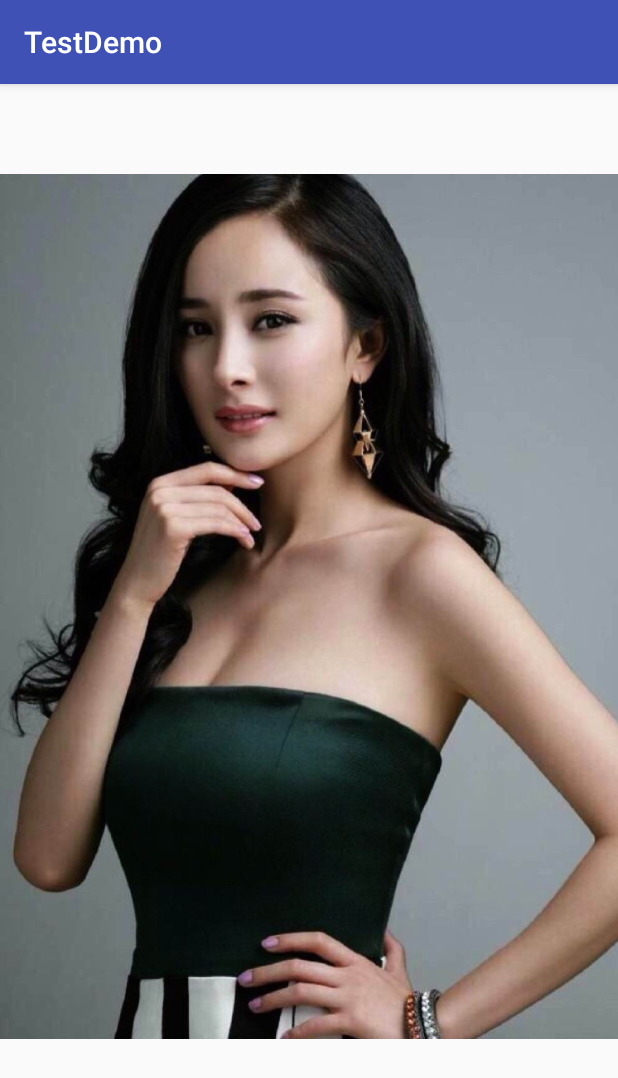
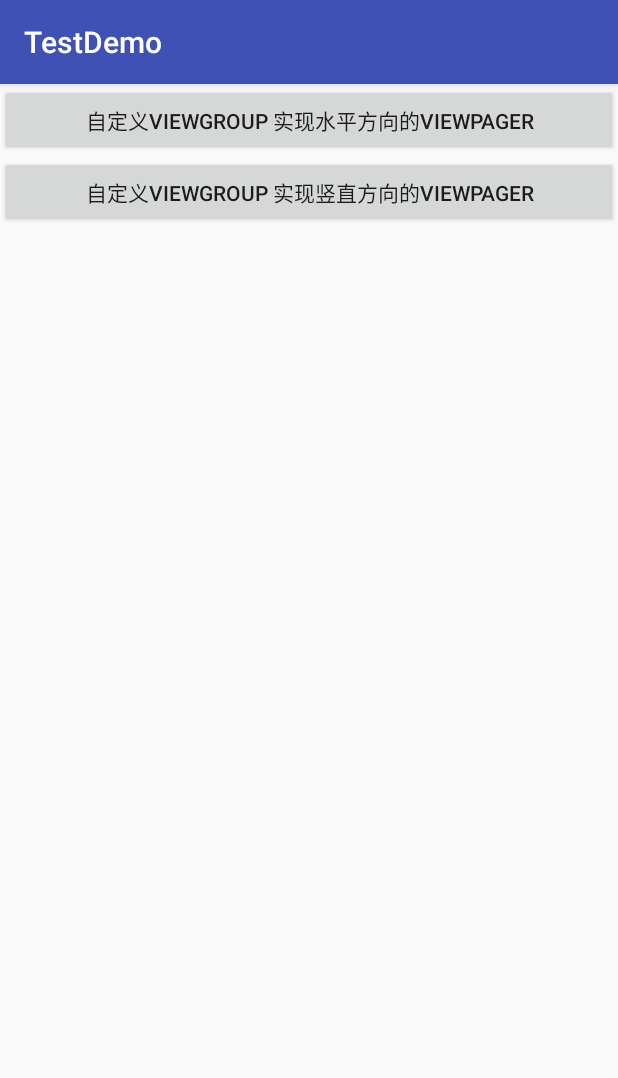
Before and after one commit to NavyLegend/TestDemo, an Android app: the CustomViewPager screen opened directly, with no data from a screen before it, on a phone screen of 412 x 824 dp. Shown: the top 1078 px of the screen. Run offline under Robolectric (Android 15) with nearby library versions, the phone set to English and light mode, and no system bars.

Commit message:
自定义View

```diff
--- a/app/src/main/AndroidManifest.xml
+++ b/app/src/main/AndroidManifest.xml
@@ -43,7 +43,9 @@
         <activity android:name=".gradienttitlebar.GradientTitleBarActivity" />
         <activity android:name=".viewpagergallery.ViewPagerGallery" />
         <activity android:name=".viewpagergallery.MagicViewPager" />
-        <activity android:name=".customviewpager.CustomViewPager"></activity>
+        <activity android:name=".customviewpager.CustomViewPager" />
+        <activity android:name=".customviewpager.CustomHorizontalActivity" />
+        <activity android:name=".customviewpager.CustomVerticalActivity"></activity>
     </application>
 
 </manifest>
--- a/app/src/main/java/common/jlt/com/testdemo/customviewpager/CustomView.java
+++ b/app/src/main/java/common/jlt/com/testdemo/customviewpager/CustomHorizontalView.java
@@ -12,7 +12,7 @@ import android.widget.Scroller;
  * Created by Administrator on 2017/3/28.
  */
 
-public class CustomView extends ViewGroup{
+public class CustomHorizontalView extends ViewGroup{
     private int lastX;
     private int lastY;
     private int currentIndex = 0; //当前子元素
@@ -21,17 +21,17 @@ public class CustomView extends ViewGroup{
     private VelocityTracker tracker;    //增加速度检测,如果速度比较快的话,就算没有滑动超过一半的屏幕也可以
     private int lastInterceptX=0;
     private int lastInterceptY=0;
-    public CustomView(Context context) {
+    public CustomHorizontalView(Context context) {
         super(context);
         init();
     }
 
-    public CustomView(Context context, AttributeSet attrs) {
+    public CustomHorizontalView(Context context, AttributeSet attrs) {
         super(context, attrs);
         init();
     }
 
-    public CustomView(Context context, AttributeSet attrs, int defStyleAttr) {
+    public CustomHorizontalView(Context context, AttributeSet attrs, int defStyleAttr) {
         super(context, attrs, defStyleAttr);
         init();
     }
--- a/app/src/main/java/common/jlt/com/testdemo/customviewpager/CustomViewPager.java
+++ b/app/src/main/java/common/jlt/com/testdemo/customviewpager/CustomViewPager.java
@@ -1,29 +1,46 @@
 package common.jlt.com.testdemo.customviewpager;
 
+import android.content.Intent;
 import android.os.Bundle;
 import android.support.v7.app.AppCompatActivity;
-import android.widget.ImageView;
+import android.view.View;
+import android.widget.Button;
 
 import common.jlt.com.testdemo.R;
 
 /**
  * 自定义view来实现ViewPager效果
  */
-public class CustomViewPager extends AppCompatActivity {
+public class CustomViewPager extends AppCompatActivity implements View.OnClickListener {
 
-    private CustomView container;
-    private int[] imageRes={R.mipmap.pic_1,R.mipmap.pic_2,R.mipmap.pic_6,R.mipmap.pic_4,R.mipmap.pic_5};
+    private Button button1;
+    private Button button2;
 
     @Override
     protected void onCreate(Bundle savedInstanceState) {
         super.onCreate(savedInstanceState);
         setContentView(R.layout.activity_custom_view_pager);
-        container = ((CustomView) findViewById(R.id.container));
-        for (int i = 0; i <imageRes.length ; i++) {
-            ImageView imageView=new ImageView(this);
-            imageView.setImageResource(imageRes[i]);
-            container.addView(imageView);
-        }
+        initView();
 
     }
+
+    private void initView() {
+        button1 = (Button) findViewById(R.id.button1);
+        button2 = (Button) findViewById(R.id.button2);
+
+        button1.setOnClickListener(this);
+        button2.setOnClickListener(this);
+    }
+
+    @Override
+    public void onClick(View v) {
+        switch (v.getId()) {
+            case R.id.button1:
+                startActivity(new Intent(this,CustomHorizontalActivity.class));
+                break;
+            case R.id.button2:
+                startActivity(new Intent(this,CustomVerticalActivity.class));
+                break;
+        }
+    }
 }
--- a/app/src/main/res/layout/activity_custom_view_pager.xml
+++ b/app/src/main/res/layout/activity_custom_view_pager.xml
@@ -1,14 +1,21 @@
 <?xml version="1.0" encoding="utf-8"?>
-<RelativeLayout xmlns:android="http://schemas.android.com/apk/res/android"
+<LinearLayout xmlns:android="http://schemas.android.com/apk/res/android"
     xmlns:tools="http://schemas.android.com/tools"
     android:id="@+id/activity_custom_view_pager"
     android:layout_width="match_parent"
     android:layout_height="match_parent"
+    android:orientation="vertical"
     tools:context="common.jlt.com.testdemo.customviewpager.CustomViewPager">
-<common.jlt.com.testdemo.customviewpager.CustomView
-    android:id="@+id/container"
+<Button
+    android:id="@+id/button1"
     android:layout_width="match_parent"
-    android:layout_height="match_parent">
-
-</common.jlt.com.testdemo.customviewpager.CustomView>
-</RelativeLayout>
+    android:layout_height="wrap_content"
+    android:text="自定义ViewGroup 实现水平方向的ViewPager"
+    />
+    <Button
+        android:id="@+id/button2"
+        android:layout_width="match_parent"
+        android:layout_height="wrap_content"
+        android:text="自定义ViewGroup 实现竖直方向的ViewPager"
+        />
+</LinearLayout>
```
Also changed, not shown: app/src/main/java/common/jlt/com/testdemo/customviewpager/CustomHorizontalActivity.java (added, +25 -0 lines), app/src/main/java/common/jlt/com/testdemo/customviewpager/CustomVerticalActivity.java (added, +15 -0 lines), app/src/main/java/common/jlt/com/testdemo/customviewpager/CustomVerticalView.java (added, +142 -0 lines), app/src/main/res/layout/activity_custom_horizontal.xml (added, +15 -0 lines), app/src/main/res/layout/activity_custom_vertical.xml (added, +26 -0 lines).
